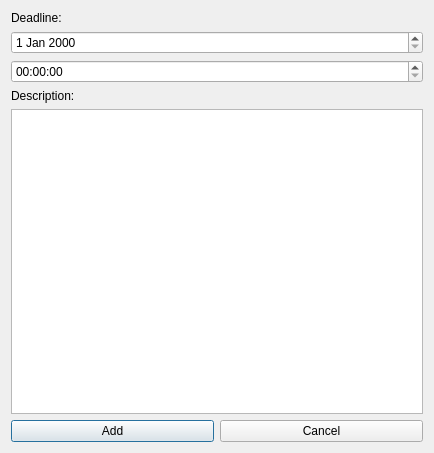
Above: todo/add_task_window.ui from bersen66/organizer before the change. Below: the same form after it.
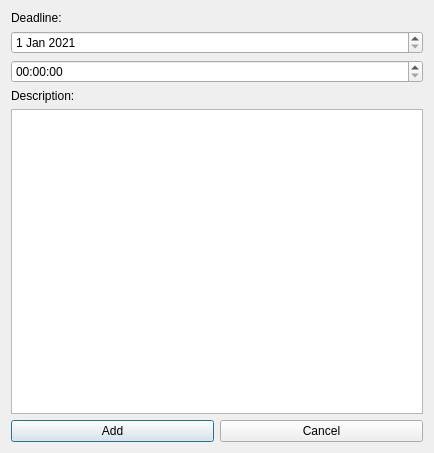
That is the form after the change.

The edit to the form file:
```diff
--- a/todo/add_task_window.ui
+++ b/todo/add_task_window.ui
@@ -24,7 +24,18 @@
       </widget>
      </item>
      <item>
-      <widget class="QDateEdit" name="date_edit"/>
+      <widget class="QDateEdit" name="date_edit">
+       <property name="dateTime">
+        <datetime>
+         <hour>0</hour>
+         <minute>0</minute>
+         <second>0</second>
+         <year>2021</year>
+         <month>1</month>
+         <day>1</day>
+        </datetime>
+       </property>
+      </widget>
      </item>
      <item>
       <widget class="QTimeEdit" name="time_editor"/>
```
Left out of the diff: 19 changed lines with no effect on the pictures.
